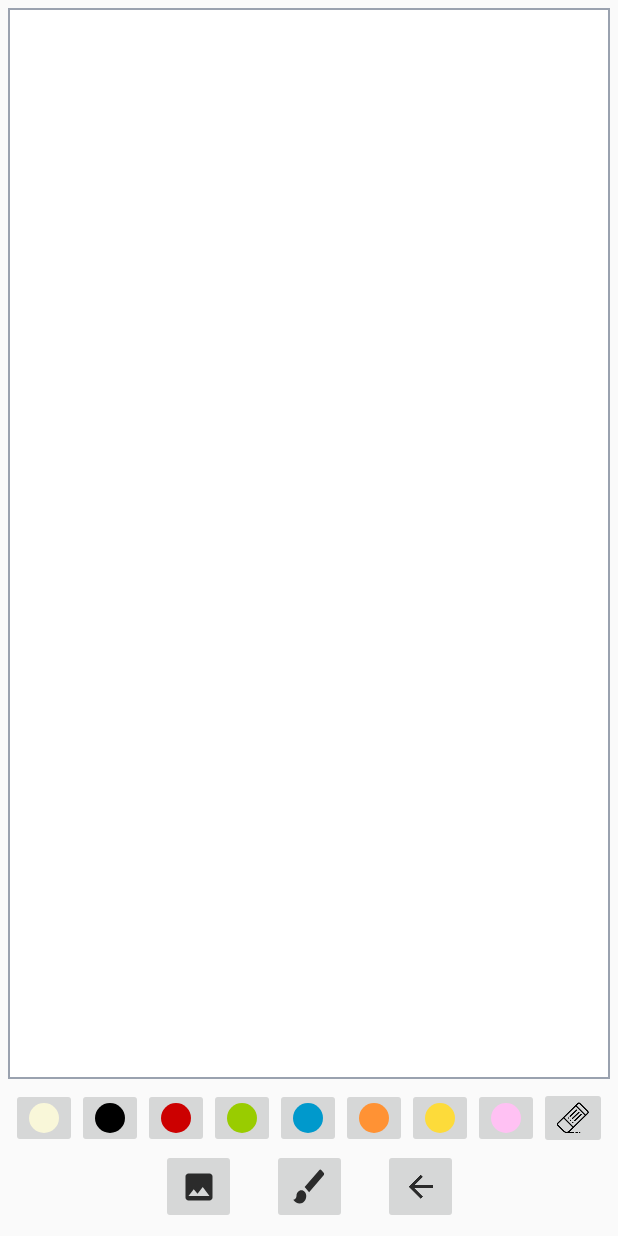
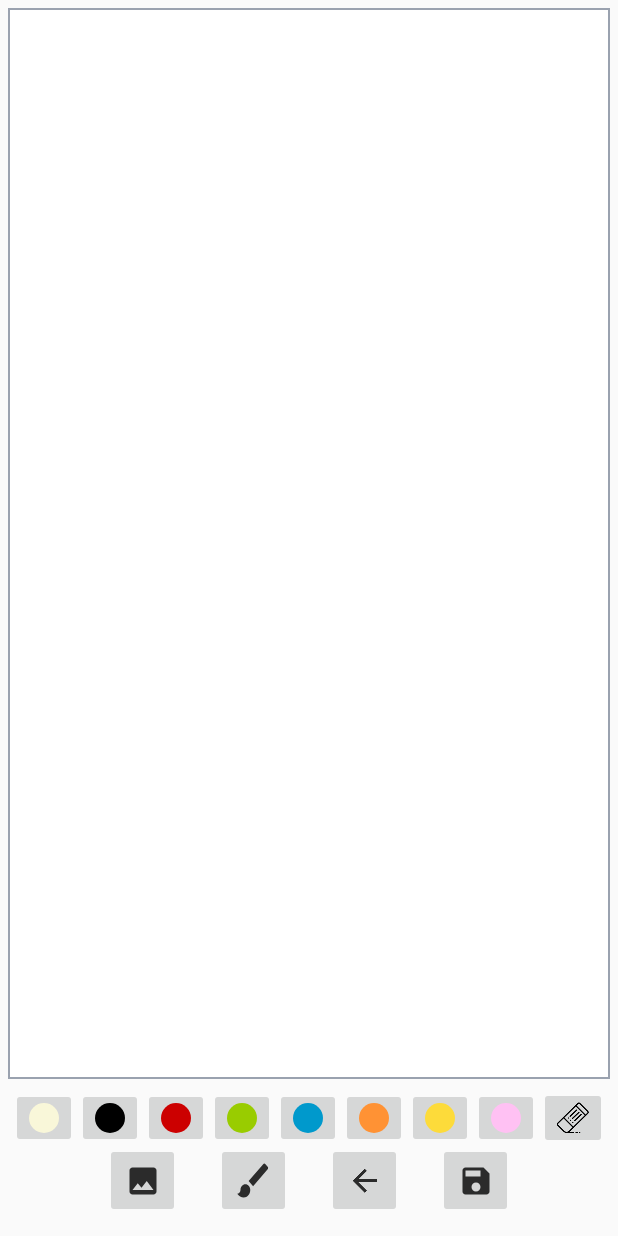
Before and after one commit to BatuhanAydoner/PictureMaker, an Android app: the layout activity_main.xml on its own in the app's theme, with its tools: preview values and no code run, on a phone screen of 412 x 824 dp. Run offline under Robolectric (Android 15) with nearby library versions, the phone set to English and light mode, and no system bars.

Commit message:
Created getBitmapFromView() and saveBitmap() methods

```diff
--- a/app/build.gradle
+++ b/app/build.gradle
@@ -34,6 +34,6 @@ dependencies {
     androidTestImplementation 'androidx.test.ext:junit:1.1.2'
     androidTestImplementation 'androidx.test.espresso:espresso-core:3.3.0'
 
-    implementation 'com.karumi:dexter:6.2.1'
+    implementation 'org.jetbrains.kotlinx:kotlinx-coroutines-android:1.3.9'
 
 }
--- a/app/src/main/java/com/moonturns/picturemaker/DrawingView.kt
+++ b/app/src/main/java/com/moonturns/picturemaker/DrawingView.kt
@@ -3,12 +3,9 @@ package com.moonturns.picturemaker
 import android.content.Context
 import android.graphics.*
 import android.util.AttributeSet
-import android.util.Log
 import android.util.TypedValue
 import android.view.MotionEvent
 import android.view.View
-import java.lang.reflect.TypeVariable
-import kotlin.reflect.typeOf
 
 class DrawingView(context: Context, attributeSet: AttributeSet) : View(context, attributeSet) {
 
@@ -108,11 +105,10 @@ class DrawingView(context: Context, attributeSet: AttributeSet) : View(context,
     }
 
     // Delete the last item and draw again.
-    fun setDrawLast() {
+    fun setUndoDraw() {
         if (mPaths.isNotEmpty()) {
             mPaths.removeAt(mPaths.size - 1)
             invalidate()
         }
     }
-
 }
--- /dev/null
+++ b/app/src/main/res/drawable-anydpi/ic_action_save.xml
@@ -0,0 +1,11 @@
+<vector xmlns:android="http://schemas.android.com/apk/res/android"
+    android:width="24dp"
+    android:height="24dp"
+    android:viewportWidth="24"
+    android:viewportHeight="24"
+    android:tint="#000000"
+    android:alpha="0.8">
+  <path
+      android:fillColor="@android:color/white"
+      android:pathData="M17,3L5,3c-1.11,0 -2,0.9 -2,2v14c0,1.1 0.89,2 2,2h14c1.1,0 2,-0.9 2,-2L21,7l-4,-4zM12,19c-1.66,0 -3,-1.34 -3,-3s1.34,-3 3,-3 3,1.34 3,3 -1.34,3 -3,3zM15,9L5,9L5,5h10v4z"/>
+</vector>
--- a/app/src/main/res/layout/activity_main.xml
+++ b/app/src/main/res/layout/activity_main.xml
@@ -43,7 +43,7 @@
         android:layout_height="wrap_content"
         android:gravity="center"
         android:orientation="horizontal"
-        app:layout_constraintBottom_toTopOf="@+id/ibBrushSize"
+        app:layout_constraintBottom_toTopOf="@+id/llButtons"
         app:layout_constraintEnd_toEndOf="parent"
         app:layout_constraintStart_toStartOf="parent">
 
@@ -129,37 +129,48 @@
 
     </LinearLayout>
 
+    <LinearLayout
+        android:id="@+id/llButtons"
+        android:layout_width="match_parent"
+        android:layout_height="wrap_content"
+        android:gravity="center"
+        app:layout_constraintBottom_toBottomOf="parent"
+        app:layout_constraintEnd_toEndOf="parent"
+        app:layout_constraintStart_toStartOf="parent">
+
         <ImageButton
             android:id="@+id/ibImage"
             android:layout_width="50dp"
             android:layout_height="50dp"
             android:layout_marginEnd="24dp"
-        android:src="@drawable/ic_action_image"
-        app:layout_constraintBottom_toBottomOf="@+id/ibBrushSize"
-        app:layout_constraintEnd_toStartOf="@+id/ibBrushSize"
-        app:layout_constraintTop_toTopOf="@+id/ibBrushSize" />
+            android:layout_marginBottom="8dp"
+            android:src="@drawable/ic_action_image" />
 
         <ImageButton
             android:id="@+id/ibBrushSize"
             android:layout_width="50dp"
             android:layout_height="50dp"
             android:layout_marginBottom="8dp"
+            android:contentDescription="Brush image"
             android:scaleType="fitXY"
-        android:contentDescription="Brush image"
-        android:src="@drawable/ic_action_brush"
-        app:layout_constraintBottom_toBottomOf="parent"
-        app:layout_constraintEnd_toEndOf="parent"
-        app:layout_constraintStart_toStartOf="parent" />
+            android:src="@drawable/ic_action_brush" />
 
         <ImageButton
-        android:id="@+id/ibBack"
+            android:id="@+id/ibUndo"
             android:layout_width="50dp"
             android:layout_height="50dp"
             android:layout_marginStart="24dp"
-        android:src="@drawable/ic_action_back"
-        app:layout_constraintBottom_toBottomOf="@+id/ibBrushSize"
-        app:layout_constraintStart_toEndOf="@+id/ibBrushSize"
-        app:layout_constraintTop_toBottomOf="@+id/llColorPalette" />
+            android:layout_marginBottom="8dp"
+            android:src="@drawable/ic_action_back" />
+
+        <ImageButton
+            android:id="@+id/ibSave"
+            android:layout_width="50dp"
+            android:layout_height="50dp"
+            android:layout_marginStart="24dp"
+            android:layout_marginBottom="8dp"
+            android:src="@drawable/ic_action_save" />
+    </LinearLayout>
 
 
 </androidx.constraintlayout.widget.ConstraintLayout>
--- a/app/src/main/res/values/styles.xml
+++ b/app/src/main/res/values/styles.xml
@@ -1,6 +1,6 @@
 <resources>
     <!-- Base application theme. -->
-    <style name="AppTheme" parent="Theme.AppCompat.Light.DarkActionBar">
+    <style name="AppTheme" parent="Theme.AppCompat.Light.NoActionBar">
         <!-- Customize your theme here. -->
         <item name="colorPrimary">@color/colorPrimary</item>
         <item name="colorPrimaryDark">@color/colorPrimaryDark</item>
--- /dev/null
+++ b/app/src/main/res/xml/paths.xml
@@ -0,0 +1,6 @@
+<?xml version="1.0" encoding="utf-8"?>
+<paths xmlns:android="http://schemas.android.com/apk/res/android">
+    <external-path
+        name="captured"
+        path="Android/data/com.moonturns.picturemaker/files"/>
+</paths>
```
Also changed, not shown: app/src/main/AndroidManifest.xml (+14 -3 lines), app/src/main/java/com/moonturns/picturemaker/MainActivity.kt (+114 -34 lines), app/src/main/res/drawable-hdpi/ic_action_save.png (added), app/src/main/res/drawable-mdpi/ic_action_save.png (added), app/src/main/res/drawable-xhdpi/ic_action_save.png (added), app/src/main/res/drawable-xxhdpi/ic_action_save.png (added). Lines whose indentation alone changed are shown as unchanged.
